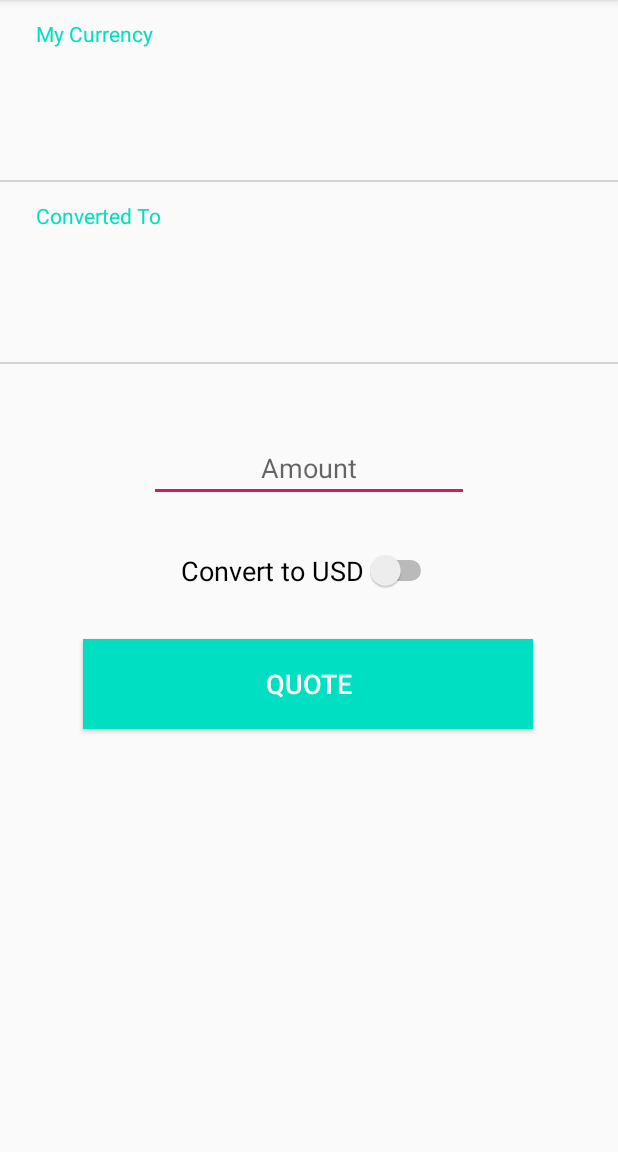
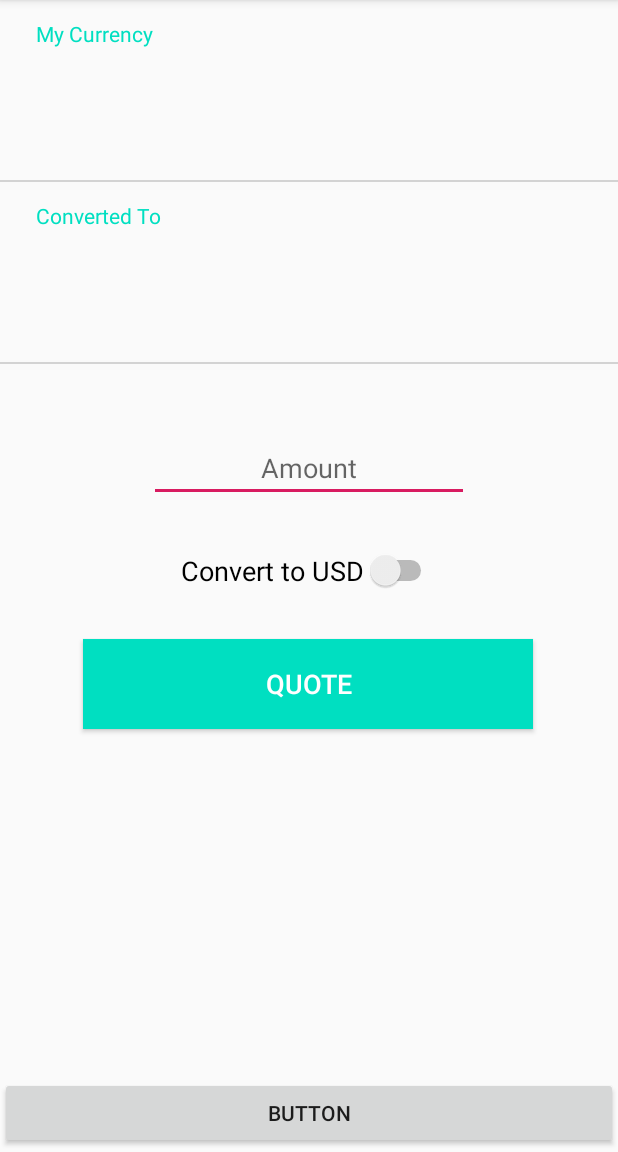
Before and after one commit to tarkowr/Utility-App, an Android app: the AppListFragment screen opened directly, with no data from a screen before it, after a tap on "App Icon", on a phone screen of 412 x 824 dp, the part 84-1236 px from its top. Run offline under Robolectric (Android 15) with nearby library versions, the phone set to English and light mode, and no system bars; 4 statements that could not run were skipped.

Commit message:
App activities converted to fragments

```diff
--- a/app/src/main/AndroidManifest.xml
+++ b/app/src/main/AndroidManifest.xml
@@ -9,8 +9,7 @@
         android:roundIcon="@mipmap/ic_launcher_round"
         android:supportsRtl="true"
         android:theme="@style/AppTheme">
-        <activity android:name=".apps.CurrencyExchangeAppActivity"></activity>
-        <activity android:name=".apps.StopWatchAppActivity"></activity>
+        <activity android:name=".AppActivity"></activity>
         <activity
             android:name=".SplashActivity"
             android:theme="@style/SplashTheme">
--- /dev/null
+++ b/app/src/main/java/com/example/utility/AppActivity.java
@@ -0,0 +1,56 @@
+package com.example.utility;
+
+import android.content.Context;
+import android.content.Intent;
+import android.os.Bundle;
+
+import androidx.appcompat.app.AppCompatActivity;
+import androidx.fragment.app.Fragment;
+import androidx.fragment.app.FragmentManager;
+
+import com.example.utility.dataservice.AppDataService;
+import com.example.utility.helpers.JavaUtils;
+import com.example.utility.models.AppItem;
+
+import java.util.UUID;
+
+public class AppActivity extends AppCompatActivity {
+
+    public static final String EXTRA_APP_ID = "utility.app.id";
+    protected FragmentManager fm;
+
+    @Override
+    protected void onCreate(Bundle savedInstanceState){
+        super.onCreate(savedInstanceState);
+        setContentView(R.layout.activity_app);
+
+        AppItem app = getAppFromIntent();
+        getSupportActionBar().setTitle(JavaUtils.FormatActionBarText(app.getName(), AppActivity.this));
+
+        fm = getSupportFragmentManager();
+        Fragment fragment = fm.findFragmentById(R.id.app_fragment_container);
+
+        if(fragment == null){
+            fragment = app.getFragment();
+            fm.beginTransaction()
+                     .add(R.id.app_fragment_container, fragment)
+                     .commit();
+        }
+    }
+
+    public static Intent newIntent(Context context, UUID appId){
+        Intent intent = new Intent(context, AppActivity.class);
+        intent.putExtra(EXTRA_APP_ID, appId);
+        return intent;
+    }
+
+    private AppItem getAppFromIntent(){
+        UUID id = (UUID)getIntent().getSerializableExtra(EXTRA_APP_ID);
+        return AppDataService.get(AppActivity.this).getAppById(id);
+    }
+
+    @Override
+    public void onBackPressed() {
+        finish();
+    }
+}
--- a/app/src/main/java/com/example/utility/AppListFragment.java
+++ b/app/src/main/java/com/example/utility/AppListFragment.java
@@ -60,7 +60,9 @@ public class AppListFragment extends Fragment {
     private OnItemClickListener onAppClickListener = new OnItemClickListener() {
         @Override
         public void onItemClick(AppItem app) {
-            Intent intent = new Intent(getActivity(), app.getActivity());
+            // Intent intent = new Intent(getActivity(), app.getActivity());
+            // startActivity(intent);
+            Intent intent = AppActivity.newIntent(getActivity(), app.getId());
             startActivity(intent);
         }
     };
--- a/app/src/main/java/com/example/utility/HomeActivity.java
+++ b/app/src/main/java/com/example/utility/HomeActivity.java
@@ -9,9 +9,7 @@ import android.content.Intent;
 import android.os.Bundle;
 import android.widget.TextView;
 
-import com.example.utility.apps.CurrencyExchangeAppActivity;
 import com.example.utility.dataservice.UserDataService;
-import com.example.utility.models.AppItem;
 import com.example.utility.models.User;
 
 import java.util.UUID;
--- a/app/src/main/java/com/example/utility/dataservice/AppDataService.java
+++ b/app/src/main/java/com/example/utility/dataservice/AppDataService.java
@@ -1,14 +1,16 @@
 package com.example.utility.dataservice;
 
 import android.content.Context;
+import android.util.Log;
 
 import com.example.utility.R;
-import com.example.utility.apps.CurrencyExchangeAppActivity;
-import com.example.utility.apps.StopWatchAppActivity;
+import com.example.utility.apps.CurrencyExchangeAppFragment;
+import com.example.utility.apps.StopWatchAppFragment;
 import com.example.utility.models.AppItem;
 
 import java.util.ArrayList;
 import java.util.List;
+import java.util.UUID;
 
 public class AppDataService {
     private static AppDataService appDataService;
@@ -37,12 +39,24 @@ public class AppDataService {
         List<AppItem> appList = new ArrayList<>();
         appList.add(new AppItem(context.getResources().getString(R.string.app_currency_exchange),
                 R.mipmap.ic_currency_exchange,
-                CurrencyExchangeAppActivity.class));
+                new CurrencyExchangeAppFragment()));
 
         appList.add(new AppItem(context.getResources().getString(R.string.app_stopwatch),
                 R.mipmap.ic_stopwatch,
-                StopWatchAppActivity.class));
+                new StopWatchAppFragment()));
 
         return appList;
     }
+
+    public AppItem getAppById(UUID id){
+        AppItem appItem = null;
+        for(AppItem app : this.apps){
+            if(app.getId().equals(id)){
+                appItem = app;
+            }
+        }
+
+        return appItem;
+    }
+
 }
--- a/app/src/main/java/com/example/utility/helpers/JavaUtils.java
+++ b/app/src/main/java/com/example/utility/helpers/JavaUtils.java
@@ -25,9 +25,8 @@ public class JavaUtils {
         Toast.makeText(context, stringResource, Toast.LENGTH_SHORT).show();
     }
 
-    public static String FormatActionBarText(int appNameId, Context context){
-        return context.getResources().getString(R.string.app_name) + " - " +
-                context.getResources().getString(appNameId);
+    public static String FormatActionBarText(String appName, Context context){
+        return context.getResources().getString(R.string.app_name) + " - " + appName;
     }
 
     /*
--- a/app/src/main/java/com/example/utility/models/AppItem.java
+++ b/app/src/main/java/com/example/utility/models/AppItem.java
@@ -1,11 +1,13 @@
 package com.example.utility.models;
+import androidx.fragment.app.Fragment;
+
 import java.util.UUID;
 
 public class AppItem {
     private UUID id;
     private String name;
     private int resId;
-    private Class<?> activity;
+    private Fragment fragment;
 
     public UUID getId() {
         return id;
@@ -19,15 +21,15 @@ public class AppItem {
         return resId;
     }
 
-    public Class<?> getActivity() {
-        return activity;
+    public Fragment getFragment() {
+        return fragment;
     }
 
-    public AppItem(String _name, int _resId, Class<?> _activity){
+    public AppItem(String _name, int _resId, Fragment _fragment){
         this.id = UUID.randomUUID();
         this.name = _name;
         this.resId = _resId;
-        this.activity = _activity;
+        this.fragment = _fragment;
     }
 
     @Override
--- /dev/null
+++ b/app/src/main/res/layout/activity_app.xml
@@ -0,0 +1,40 @@
+<?xml version="1.0" encoding="utf-8"?>
+<androidx.constraintlayout.widget.ConstraintLayout xmlns:android="http://schemas.android.com/apk/res/android"
+    xmlns:app="http://schemas.android.com/apk/res-auto"
+    xmlns:tools="http://schemas.android.com/tools"
+    android:id="@+id/app_container"
+    android:layout_width="match_parent"
+    android:layout_height="match_parent"
+    android:orientation="vertical">
+
+    <FrameLayout
+        android:id="@+id/app_fragment_container"
+        android:layout_width="match_parent"
+        android:layout_height="0dp"
+        app:layout_constraintBottom_toTopOf="@+id/linear_navbar"
+        app:layout_constraintEnd_toEndOf="parent"
+        app:layout_constraintHorizontal_bias="0.5"
+        app:layout_constraintStart_toStartOf="parent"
+        app:layout_constraintTop_toTopOf="parent">
+
+    </FrameLayout>
+
+    <LinearLayout
+        android:id="@+id/linear_navbar"
+        android:layout_width="match_parent"
+        android:layout_height="50dp"
+        android:orientation="horizontal"
+        app:layout_constraintBottom_toBottomOf="parent"
+        app:layout_constraintEnd_toEndOf="parent"
+        app:layout_constraintHorizontal_bias="0.5"
+        app:layout_constraintStart_toStartOf="parent"
+        app:layout_constraintTop_toBottomOf="@+id/app_fragment_container">
+
+        <Button
+            android:id="@+id/button"
+            android:layout_width="wrap_content"
+            android:layout_height="wrap_content"
+            android:layout_weight="1"
+            android:text="Button" />
+    </LinearLayout>
+</androidx.constraintlayout.widget.ConstraintLayout>
--- a/app/src/main/res/layout/activity_currency_exchange_app.xml
+++ b/app/src/main/res/layout/fragment_currency_exchange_app.xml
@@ -4,7 +4,7 @@
     xmlns:tools="http://schemas.android.com/tools"
     android:layout_width="match_parent"
     android:layout_height="match_parent"
-    tools:context=".apps.CurrencyExchangeAppActivity">
+    tools:context=".apps.CurrencyExchangeAppFragment">
 
     <androidx.constraintlayout.widget.ConstraintLayout
         android:id="@+id/topConversionLayout"
@@ -132,7 +132,6 @@
         android:layout_height="60sp"
         android:layout_marginTop="32dp"
         android:background="@color/colorPrimary"
-        android:onClick="getQuote"
         android:text="@string/app_currency_exchange_quote_text"
         android:textColor="#FFFFFF"
         android:textSize="18sp"
@@ -161,7 +160,6 @@
         android:layout_width="wrap_content"
         android:layout_height="wrap_content"
         android:layout_marginTop="32dp"
-        android:onClick="switchCurrency"
         android:text="@string/app_currency_exchange_convert_switch"
         android:textSize="18sp"
         app:layout_constraintEnd_toEndOf="parent"
--- a/app/src/main/res/layout/activity_stopwatch_app.xml
+++ b/app/src/main/res/layout/fragment_stopwatch_app.xml
@@ -26,7 +26,6 @@
         android:layout_height="wrap_content"
         android:layout_marginTop="48dp"
         android:background="@color/colorPrimary"
-        android:onClick="startWatch"
         android:text="@string/app_stopwatch_start_btn"
         android:textColor="#FFFFFF"
         app:layout_constraintEnd_toStartOf="@+id/btnReset"
@@ -40,7 +39,6 @@
         android:layout_height="wrap_content"
         android:layout_marginTop="48dp"
         android:background="@color/colorPrimary"
-        android:onClick="resetWatch"
         android:text="@string/app_stopwatch_reset_btn"
         android:textColor="#FFFFFF"
         app:layout_constraintEnd_toEndOf="parent"
```
Also changed, not shown: app/src/main/java/com/example/utility/apps/CurrencyExchangeAppActivity.java (deleted, +0 -173 lines), app/src/main/java/com/example/utility/apps/CurrencyExchangeAppFragment.java (added, +198 -0 lines), app/src/main/java/com/example/utility/apps/StopWatchAppActivity.java (deleted, +0 -51 lines), app/src/main/java/com/example/utility/apps/StopWatchAppFragment.java (added, +69 -0 lines), app/src/main/res/drawable-anydpi/ic_home.xml (added, +11 -0 lines), app/src/main/res/drawable-hdpi/ic_home.png (added), app/src/main/res/drawable-mdpi/ic_home.png (added), app/src/main/res/drawable-xhdpi/ic_home.png (added), app/src/main/res/drawable-xxhdpi/ic_home.png (added).
